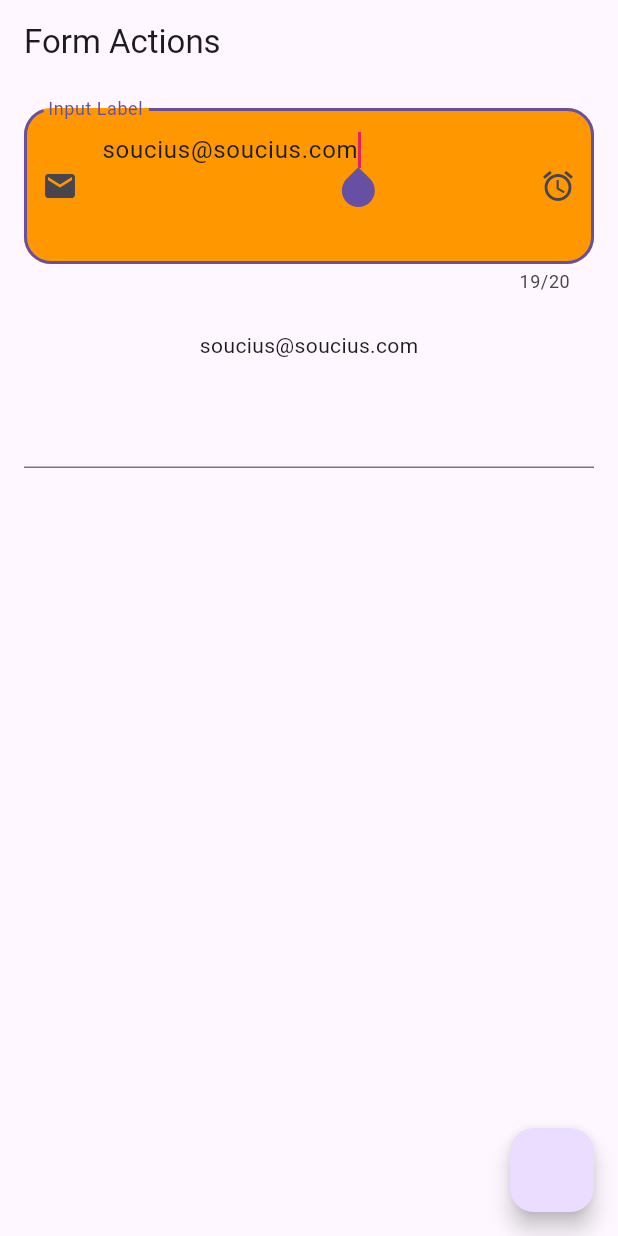
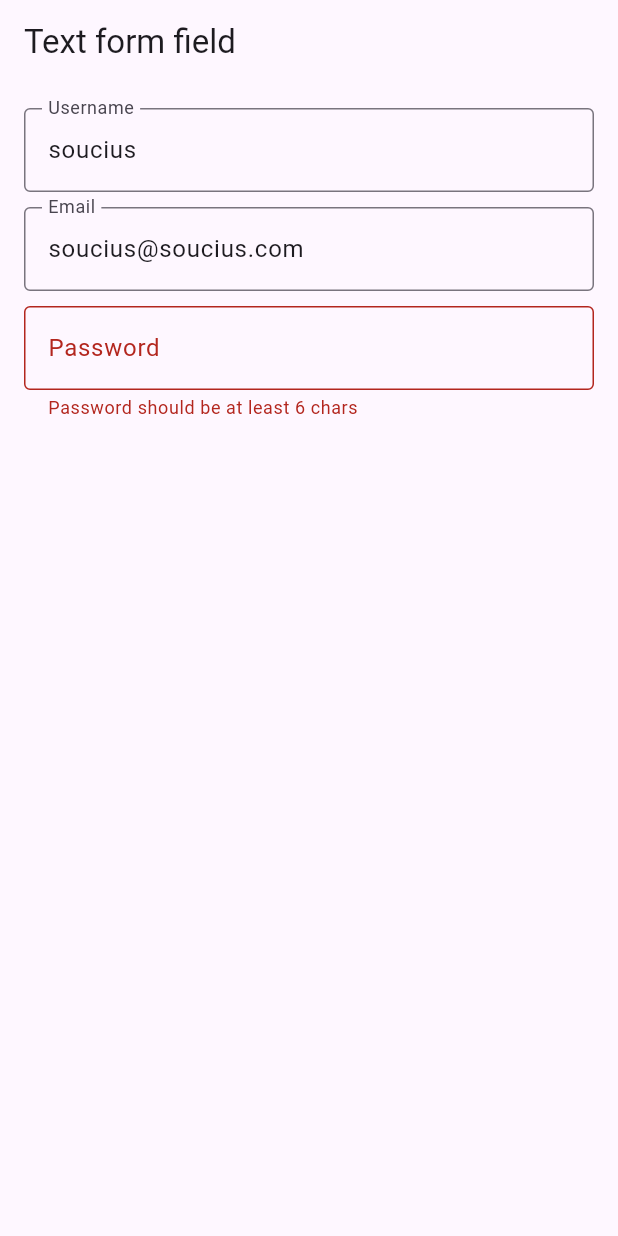
Before and after one commit to Soucius/flutter_bootcamp, a Flutter app: the screen it shows after launch, on a phone screen of 412 x 824 dp. Run offline on Flutter 3.47's test engine with Material 3 defaults, Android fonts, the phone set to English and light mode, and no system bars; our stand-ins replace email_validator, flutter_easyloading, palette_generator.

Commit message:
TextFormField and validating values

```diff
--- a/flutter_inputs/lib/main.dart
+++ b/flutter_inputs/lib/main.dart
@@ -1,4 +1,5 @@
 import 'package:flutter/material.dart';
+import 'package:flutter_inputs/text_form_field.dart';
 
 void main() => runApp(const MyApp());
 
@@ -41,70 +42,7 @@ class _MyAppState extends State<MyApp> {
   Widget build(BuildContext context) {
     return MaterialApp(
       title: 'Material App',
-      home: Scaffold(
-        appBar: AppBar(
-          title: Text('Form Actions'),
-        ),
-        body: Column(
-          children: [
-            Padding(
-              padding: const EdgeInsets.all(16.0),
-              child: TextField(
-                focusNode: _focusNode,
-                controller: _emailController,
-                keyboardType: TextInputType.number,
-                textInputAction: TextInputAction.next,
-                autofocus: true,
-                maxLines: maxLineCount,
-                maxLength: 20,
-                onChanged: (String value) {
-                  if (value.length > 3) {
-                    setState(() {
-                      _emailController.value = TextEditingValue(
-                        text: value,
-                        selection:
-                            TextSelection.collapsed(offset: value.length),
-                      );
-                    });
-                  }
-                },
-                onSubmitted: (String value) {
-                  print(value);
-                },
-                cursorColor: Colors.pink,
-                decoration: InputDecoration(
-                  labelText: "Input Label",
-                  hintText: "Give email",
-                  // icon: Icon(Icons.add),
-                  prefixIcon: Icon(Icons.email),
-                  suffixIcon: Icon(Icons.access_alarm_outlined),
-                  filled: true,
-                  fillColor: Colors.orange,
-                  border: OutlineInputBorder(
-                    borderRadius: BorderRadius.all(Radius.circular(18)),
-                  ),
-                ),
-              ),
-            ),
-            Padding(
-              padding: EdgeInsets.all(8),
-              child: Text(_emailController.text),
-            ),
-            Padding(
-              padding: const EdgeInsets.all(16.0),
-              child: TextField(
-                keyboardType: TextInputType.number,
-                textInputAction: TextInputAction.next,
-              ),
-            ),
-          ],
-        ),
-        floatingActionButton: FloatingActionButton(onPressed: () {
-          setState(() {
-            _emailController.text = "kaenj@soucius.com";
-          });
-        }),
-      ),
+      home: TextFormFieldUsage(),
     );
   }
 }
--- /dev/null
+++ b/flutter_inputs/lib/text_form_field.dart
@@ -0,0 +1,87 @@
+import 'package:flutter/material.dart';
+import 'package:email_validator/email_validator.dart';
+
+class TextFormFieldUsage extends StatefulWidget {
+  const TextFormFieldUsage({super.key});
+
+  @override
+  State<TextFormFieldUsage> createState() => _TextFormFieldState();
+}
+
+class _TextFormFieldState extends State<TextFormFieldUsage> {
+  @override
+  Widget build(BuildContext context) {
+    return Scaffold(
+      appBar: AppBar(
+        title: Text("Text form field"),
+      ),
+      body: SingleChildScrollView(
+        child: Padding(
+          padding: const EdgeInsets.all(16.0),
+          child: Form(
+            autovalidateMode: AutovalidateMode.always,
+            child: Column(
+              children: [
+                TextFormField(
+                  validator: (value) {
+                    if (value!.length < 4) {
+                      return "username can't be less than 4 chars";
+                    } else {
+                      return null;
+                    }
+                  },
+                  initialValue: "soucius",
+                  decoration: InputDecoration(
+                    // errorStyle: TextStyle(color: Colors.orange),
+                    border: OutlineInputBorder(),
+                    labelText: "Username",
+                    hintText: "username...",
+                  ),
+                ),
+                SizedBox(
+                  height: 10,
+                ),
+                TextFormField(
+                  keyboardType: TextInputType.emailAddress,
+                  validator: (value) {
+                    if (!EmailValidator.validate(value!)) {
+                      return "Please give an correct mail";
+                    } else {
+                      return null;
+                    }
+                  },
+                  initialValue: "soucius@soucius.com",
+                  decoration: InputDecoration(
+                    // errorStyle: TextStyle(color: Colors.orange),
+                    border: OutlineInputBorder(),
+                    labelText: "Email",
+                    hintText: "email...",
+                  ),
+                ),
+                SizedBox(
+                  height: 10,
+                ),
+                TextFormField(
+                  keyboardType: TextInputType.text,
+                  validator: (value) {
+                    if (value!.length < 6) {
+                      return "Password should be at least 6 chars";
+                    } else {
+                      return null;
+                    }
+                  },
+                  decoration: InputDecoration(
+                    // errorStyle: TextStyle(color: Colors.orange),
+                    border: OutlineInputBorder(),
+                    labelText: "Password",
+                    hintText: "password...",
+                  ),
+                ),
+              ],
+            ),
+          ),
+        ),
+      ),
+    );
+  }
+}
--- a/flutter_inputs/pubspec.yaml
+++ b/flutter_inputs/pubspec.yaml
@@ -30,6 +30,7 @@ environment:
 dependencies:
   flutter:
     sdk: flutter
+  email_validator: ^3.0.0
 
 
   # The following adds the Cupertino Icons font to your application.
```
Also changed, not shown: flutter_inputs/pubspec.lock.
